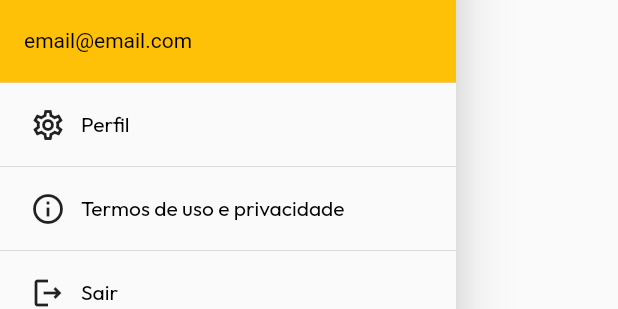
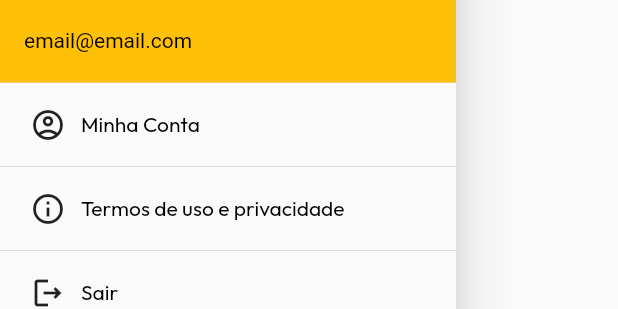
Before and after one commit to samuelsilvati/task-flow-mobile, a Flutter app: the CustomDrawer widget shown alone on an empty page, opened directly with empty values, on a phone screen of 412 x 824 dp. Shown: the part 159-468 px from the top of the screen. Run offline on Flutter 3.47's test engine with Material 2 defaults, Android fonts, the phone set to English and light mode, and no system bars; our stand-ins replace dio, flutter_dotenv, google_fonts, jwt_decoder, shared_preferences; accounts and stored records are empty; network calls fail.

Commit message:
update de custom drawer

```diff
--- a/lib/widgets/custom_drawer.dart
+++ b/lib/widgets/custom_drawer.dart
@@ -36,11 +36,11 @@ class CustomDrawer extends StatelessWidget {
                   width: double.infinity,
                   child: const Row(
                     children: [
-                      Icon(Icons.settings_outlined),
+                      Icon(Icons.account_circle_outlined),
                       SizedBox(
                         width: 10,
                       ),
-                      Text("Perfil"),
+                      Text("Minha Conta"),
                     ],
                   )),
               onTap: () async {
```
